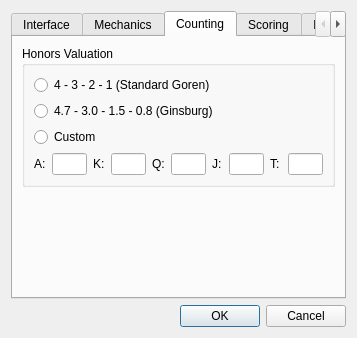
Before: the Qt Designer form ZBridge/cgameoptionspropsheet.ui in erik-knudsen/BridgeZ, drawn with Qt 5.
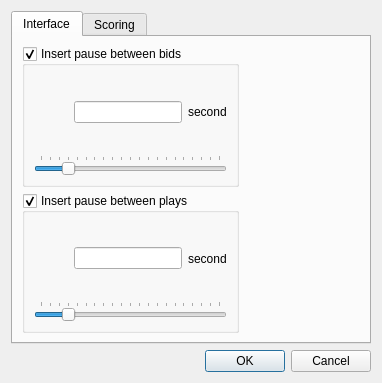
After: the same form once the commit is applied. The open tabs and pages were chosen to show the change.

The edit to the form file:
```diff
--- a/ZBridge/cgameoptionspropsheet.ui
+++ b/ZBridge/cgameoptionspropsheet.ui
@@ -6,8 +6,8 @@
    <rect>
     <x>0</x>
     <y>0</y>
-    <width>357</width>
-    <height>338</height>
+    <width>382</width>
+    <height>383</height>
    </rect>
   </property>
   <property name="windowTitle">
@@ -30,20 +30,6 @@
           <layout class="QHBoxLayout" name="horizontalLayout_5">
            <item>
             <layout class="QVBoxLayout" name="verticalLayout_5">
-             <item>
-              <widget class="QCheckBox" name="autoPlayLastCard">
-               <property name="text">
-                <string>Automatically play the last card in the suit led</string>
-               </property>
-              </widget>
-             </item>
-             <item>
-              <widget class="QCheckBox" name="autoJumpCursor">
-               <property name="text">
-                <string>Automatically jump cursor to player</string>
-               </property>
-              </widget>
-             </item>
              <item>
               <widget class="QGroupBox" name="insertBiddingPause">
                <property name="title">
@@ -170,19 +156,6 @@
                </layout>
               </widget>
              </item>
-             <item>
-              <spacer name="verticalSpacer">
-               <property name="orientation">
-                <enum>Qt::Vertical</enum>
-               </property>
-               <property name="sizeHint" stdset="0">
-                <size>
-                 <width>20</width>
-                 <height>40</height>
-                </size>
-               </property>
-              </spacer>
-             </item>
             </layout>
            </item>
            <item>
@@ -202,241 +175,6 @@
          </item>
         </layout>
        </widget>
-       <widget class="QWidget" name="gameOptsMechanicsPage">
-        <attribute name="title">
-         <string>Mechanics</string>
-        </attribute>
-        <layout class="QVBoxLayout" name="verticalLayout_14">
-         <item>
-          <layout class="QVBoxLayout" name="verticalLayout_6">
-           <item>
-            <widget class="QCheckBox" name="autoBidStart">
-             <property name="text">
-              <string>Automatically start bidding after each deal</string>
-             </property>
-            </widget>
-           </item>
-           <item>
-            <widget class="QCheckBox" name="computerCanClaim">
-             <property name="text">
-              <string>Computer player can claim</string>
-             </property>
-            </widget>
-           </item>
-           <item>
-            <widget class="QCheckBox" name="allowRebidPassedHands">
-             <property name="text">
-              <string>Allow rebidding of passed hands</string>
-             </property>
-            </widget>
-           </item>
-           <item>
-            <layout class="QHBoxLayout" name="horizontalLayout_3">
-             <item>
-              <widget class="QCheckBox" name="enableTracing">
-               <property name="text">
-                <string>Enable computer analysis tracing</string>
-               </property>
-              </widget>
-             </item>
-             <item>
-              <widget class="QComboBox" name="traceLevel"/>
-             </item>
-            </layout>
-           </item>
-           <item>
-            <widget class="QCheckBox" name="showPassedHands">
-             <property name="text">
-              <string>Show all the cards when a hand is passed out</string>
-             </property>
-            </widget>
-           </item>
-           <item>
-            <widget class="QCheckBox" name="enableAnalysisDuringHints">
-             <property name="text">
-              <string>Display analysis tracing for hints</string>
-             </property>
-            </widget>
-           </item>
-           <item>
-            <spacer name="verticalSpacer_2">
-             <property name="orientation">
-              <enum>Qt::Vertical</enum>
-             </property>
-             <property name="sizeHint" stdset="0">
-              <size>
-               <width>20</width>
-               <height>40</height>
-              </size>
-             </property>
-            </spacer>
-           </item>
-          </layout>
-         </item>
-        </layout>
-       </widget>
-       <widget class="QWidget" name="gameOptsCountingPage">
-        <attribute name="title">
-         <string>Counting</string>
-        </attribute>
-        <layout class="QVBoxLayout" name="verticalLayout_17">
-         <item>
-          <layout class="QVBoxLayout" name="verticalLayout_13">
-           <item>
-            <widget class="QGroupBox" name="groupBox">
-             <property name="title">
-              <string>Honors Valuation</string>
-             </property>
-             <layout class="QVBoxLayout" name="verticalLayout_8">
-              <item>
-               <layout class="QVBoxLayout" name="verticalLayout_7">
-                <item>
-                 <widget class="QRadioButton" name="gorenValuationMode">
-                  <property name="text">
-                   <string>4 - 3 - 2 - 1 (Standard Goren)</string>
-                  </property>
-                 </widget>
-                </item>
-                <item>
-                 <widget class="QRadioButton" name="ginsburgValuationMode">
-                  <property name="text">
-                   <string>4.7 - 3.0 - 1.5 - 0.8 (Ginsburg)</string>
-                  </property>
-                 </widget>
-                </item>
-                <item>
-                 <widget class="QRadioButton" name="customValuationMode">
-                  <property name="text">
-                   <string>Custom</string>
-                  </property>
-                 </widget>
-                </item>
-                <item>
-                 <layout class="QHBoxLayout" name="horizontalLayout_4">
-                  <item>
-                   <widget class="QLabel" name="label_3">
-                    <property name="text">
-                     <string>A:</string>
-                    </property>
-                    <property name="buddy">
-                     <cstring>aceValue</cstring>
-                    </property>
-                   </widget>
-                  </item>
-                  <item>
-                   <widget class="QLineEdit" name="aceValue">
-                    <property name="maximumSize">
-                     <size>
-                      <width>35</width>
-                      <height>16777215</height>
-                     </size>
-                    </property>
-                   </widget>
-                  </item>
-                  <item>
-                   <widget class="QLabel" name="label_4">
-                    <property name="text">
-                     <string>K:</string>
-                    </property>
-                    <property name="buddy">
-                     <cstring>kingValue</cstring>
-                    </property>
-                   </widget>
-                  </item>
-                  <item>
-                   <widget class="QLineEdit" name="kingValue">
-                    <property name="maximumSize">
-                     <size>
-                      <width>35</width>
-                      <height>16777215</height>
-                     </size>
-                    </property>
-                   </widget>
-                  </item>
-                  <item>
-                   <widget class="QLabel" name="label_5">
-                    <property name="text">
-                     <string>Q:</string>
-                    </property>
-                    <property name="buddy">
-                     <cstring>queenValue</cstring>
-                    </property>
-                   </widget>
-                  </item>
-                  <item>
-                   <widget class="QLineEdit" name="queenValue">
-                    <property name="maximumSize">
-                     <size>
-                      <width>35</width>
-                      <height>16777215</height>
-                     </size>
-                    </property>
-                   </widget>
-                  </item>
-                  <item>
-                   <widget class="QLabel" name="label_6">
-                    <property name="text">
-                     <string>J:</string>
-                    </property>
-                    <property name="buddy">
-                     <cstring>jackValue</cstring>
-                    </property>
-                   </widget>
-                  </item>
-                  <item>
-                   <widget class="QLineEdit" name="jackValue">
-                    <property name="maximumSize">
-                     <size>
-                      <width>35</width>
-                      <height>16777215</height>
-                     </size>
-                    </property>
-                   </widget>
-                  </item>
-                  <item>
-                   <widget class="QLabel" name="label_7">
-                    <property name="text">
-                     <string>T:</string>
-                    </property>
-                    <property name="buddy">
-                     <cstring>tenValue</cstring>
-                    </property>
-                   </widget>
-                  </item>
-                  <item>
-                   <widget class="QLineEdit" name="tenValue">
-                    <property name="maximumSize">
-                     <size>
-                      <width>35</width>
-                      <height>16777215</height>
-                     </size>
-                    </property>
-                   </widget>
-                  </item>
-                 </layout>
-                </item>
-               </layout>
-              </item>
-             </layout>
-            </widget>
-           </item>
-           <item>
-            <spacer name="verticalSpacer_5">
-             <property name="orientation">
-              <enum>Qt::Vertical</enum>
-             </property>
-             <property name="sizeHint" stdset="0">
-              <size>
-               <width>20</width>
-               <height>40</height>
-              </size>
-             </property>
-            </spacer>
-           </item>
-          </layout>
-         </item>
-        </layout>
-       </widget>
        <widget class="QWidget" name="gameOptsScoringPAge">
         <attribute name="title">
          <string>Scoring</string>
@@ -545,44 +283,6 @@
          </item>
         </layout>
        </widget>
-       <widget class="QWidget" name="gameOptsFilesPage">
-        <attribute name="title">
-         <string>Files</string>
-        </attribute>
-        <layout class="QVBoxLayout" name="verticalLayout_11">
-         <item>
-          <layout class="QVBoxLayout" name="verticalLayout_10">
-           <item>
-            <widget class="QCheckBox" name="saveIntermediatePositions">
-             <property name="text">
-              <string>Save Intermediate Positions</string>
-             </property>
-            </widget>
-           </item>
-           <item>
-            <widget class="QCheckBox" name="exposePBNGameCards">
-             <property name="text">
-              <string>Show all cards face up when a PBN game is loaded</string>
-             </property>
-            </widget>
-           </item>
-           <item>
-            <spacer name="verticalSpacer_4">
-             <property name="orientation">
-              <enum>Qt::Vertical</enum>
-             </property>
-             <property name="sizeHint" stdset="0">
-              <size>
-               <width>20</width>
-               <height>40</height>
-              </size>
-             </property>
-            </spacer>
-           </item>
-          </layout>
-         </item>
-        </layout>
-       </widget>
       </widget>
      </item>
      <item>
```
